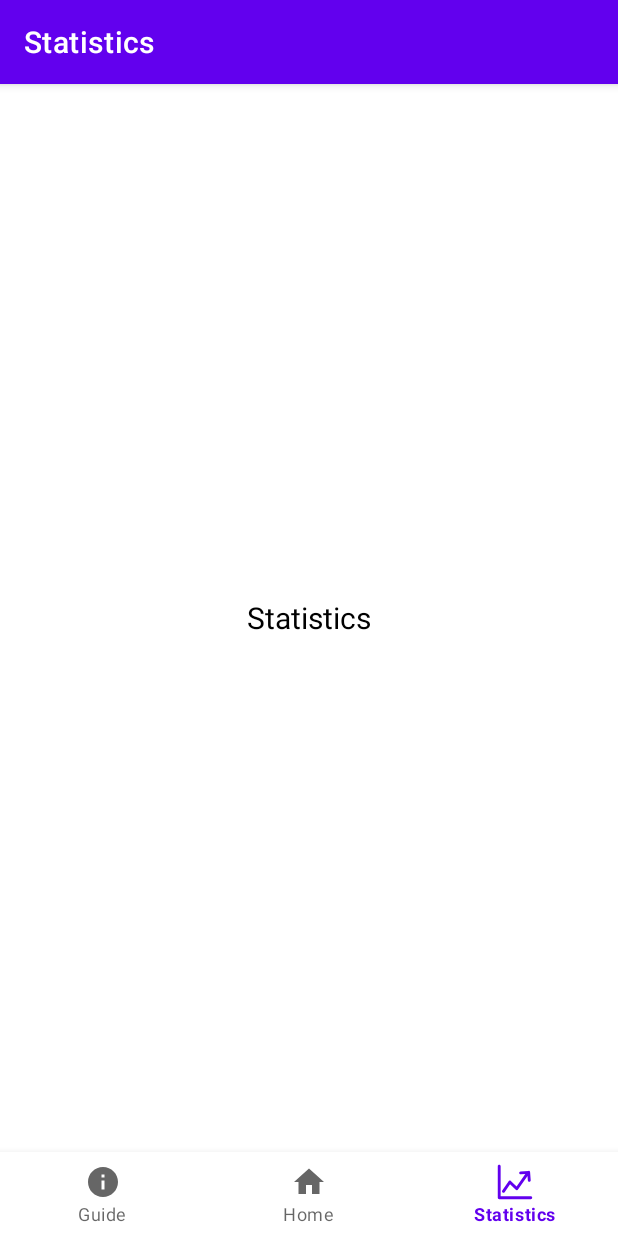
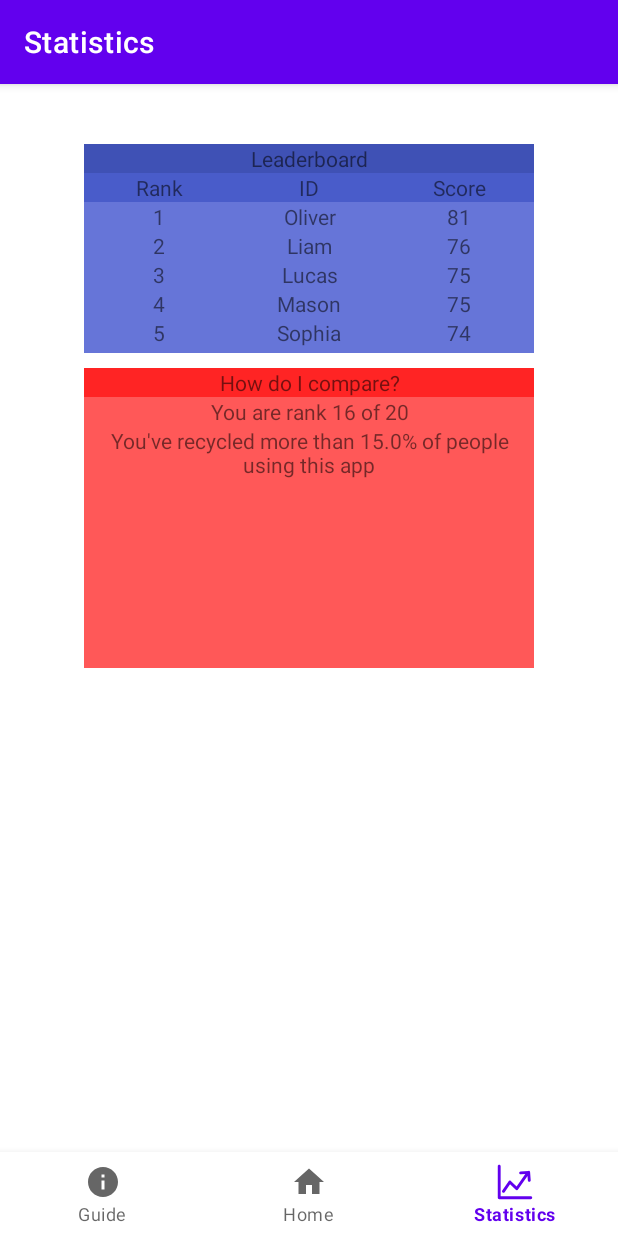
Before and after one commit to pm3512/RecycleTrackerHackCMU, an Android app: the screen it shows after launch (MainActivity), item 3 of the bottom bar chosen, on a phone screen of 412 x 824 dp. Run offline under Robolectric (Android 15) with nearby library versions, the light colour scheme and no system bars.

Commit message:
saving work for global leaderboard

```diff
--- a/app/build.gradle
+++ b/app/build.gradle
@@ -36,4 +36,5 @@ dependencies {
     testImplementation 'junit:junit:4.+'
     androidTestImplementation 'androidx.test.ext:junit:1.1.3'
     androidTestImplementation 'androidx.test.espresso:espresso-core:3.4.0'
+    implementation 'com.github.PhilJay:MPAndroidChart:v3.1.0'
 }
--- /dev/null
+++ b/app/src/main/java/com/example/recycletracker/GlobalFragment.java
@@ -0,0 +1,109 @@
+package com.example.recycletracker;
+
+import android.os.Bundle;
+import androidx.fragment.app.Fragment;
+import android.view.LayoutInflater;
+import android.view.View;
+import android.view.ViewGroup;
+import android.widget.TextView;
+
+import java.util.*;
+
+
+/**
+ * A simple {@link Fragment} subclass.
+ */
+public class GlobalFragment extends Fragment {
+
+    private User[] users;
+
+    public GlobalFragment() {
+        // Required empty public constructor
+        String[] names = {"Olivia", "Liam", "Emma", "Noah", "Amelia", "Oliver", "Ava", "Elijah",
+                "Sophia", "Lucas", "Charlotte", "Mason", "Isabella", "Levi", "Mia", "Asher", "Luna",
+                "James", "Harper", "Mateo"};
+        int[] plastic = {17, 26, 15, 24, 18, 27, 22, 16, 24, 25, 19, 25, 22, 22, 18, 20, 17, 23, 20, 16};
+        int[] metal = {17, 25, 15, 24, 18, 27, 22, 16, 25, 25, 19, 25, 22, 22, 18, 20, 17, 23, 20, 16};
+        int[] paper = {17, 25, 15, 24, 18, 27, 22, 16, 25, 25, 19, 25, 22, 22, 18, 20, 17, 23, 20, 16};
+
+        users = new User[20];
+        for (int i = 0; i < 20; i++) {
+            User u = new User(names[i], plastic[i], metal[i], paper[i]);
+            users[i] = u;
+        }
+        Arrays.sort(users);
+    }
+
+
+    @Override
+    public View onCreateView(LayoutInflater inflater, ViewGroup container,
+                             Bundle savedInstanceState) {
+        // Inflate the layout for this fragment
+        View view = inflater.inflate(R.layout.fragment_global, container, false);
+
+        // setting IDs of top 5
+        TextView i1 = view.findViewById(R.id.id1);
+        TextView i2 = view.findViewById(R.id.id2);
+        TextView i3 = view.findViewById(R.id.id3);
+        TextView i4 = view.findViewById(R.id.id4);
+        TextView i5 = view.findViewById(R.id.id5);
+
+        i1.setText(users[0].getID());
+        i2.setText(users[1].getID());
+        i3.setText(users[2].getID());
+        i4.setText(users[3].getID());
+        i5.setText(users[4].getID());
+
+        // setting scores of top 5
+        TextView s1 = view.findViewById(R.id.score1);
+        TextView s2 = view.findViewById(R.id.score2);
+        TextView s3 = view.findViewById(R.id.score3);
+        TextView s4 = view.findViewById(R.id.score4);
+        TextView s5 = view.findViewById(R.id.score5);
+
+        s1.setText(Integer.toString(users[0].getTotal()));
+        s2.setText(Integer.toString(users[1].getTotal()));
+        s3.setText(Integer.toString(users[2].getTotal()));
+        s4.setText(Integer.toString(users[3].getTotal()));
+        s5.setText(Integer.toString(users[4].getTotal()));
+
+        // determining user rank/percentile
+        TextView userrank = view.findViewById(R.id.userrank);
+        TextView percentile = view.findViewById(R.id.percentile);
+
+        userrank.setText("You are rank " + Integer.toString(16) + " of " + Integer.toString(20));
+        percentile.setText("You've recycled more than " + Float.toString(15) + "% of people using this app");
+
+        return view;
+    }
+
+    private class User implements Comparable<User>{
+
+        // Represents one user, contains data on the user's name and stats
+        private final String ID;
+        private final int plastic;
+        private final int paper;
+        private final int metal;
+        private final int total;
+
+        public User(String ID, int plastic, int paper, int metal) {
+            this.ID = ID;
+            this.plastic = plastic;
+            this.paper = paper;
+            this.metal = metal;
+            this.total = plastic + paper + metal;
+        }
+
+        public String getID() { return ID; }
+        public int getPlastic() { return plastic; }
+        public int getMetal() { return metal; }
+        public int getPaper() { return paper; }
+        public int getTotal() { return total; }
+
+        public int compareTo(User other) {
+            if (this.total > other.total) { return -1; }
+            if (this.total < other.total) { return 1; }
+            return 0;
+        }
+    }
+}
--- a/app/src/main/java/com/example/recycletracker/MainActivity.java
+++ b/app/src/main/java/com/example/recycletracker/MainActivity.java
@@ -45,7 +45,7 @@ public class MainActivity extends AppCompatActivity {
                     return true;
                 case R.id.stats:
                     toolbar.setTitle("Statistics");
-                    loadFragment(new StatsFragment());
+                    loadFragment(new GlobalFragment());
                     return true;
             }
             return false;
--- /dev/null
+++ b/app/src/main/res/layout/fragment_global.xml
@@ -0,0 +1,219 @@
+<?xml version="1.0" encoding="utf-8"?>
+<androidx.constraintlayout.widget.ConstraintLayout xmlns:android="http://schemas.android.com/apk/res/android"
+    xmlns:app="http://schemas.android.com/apk/res-auto"
+    xmlns:tools="http://schemas.android.com/tools"
+    android:layout_width="match_parent"
+    android:layout_height="match_parent">
+
+
+    <TextView
+        android:id="@+id/Leaderboard"
+        android:layout_width="300dp"
+        android:layout_height="wrap_content"
+        android:layout_marginTop="40dp"
+        android:background="#3F51B5"
+        android:gravity="center"
+        android:text="Leaderboard"
+        app:layout_constraintBottom_toBottomOf="parent"
+        app:layout_constraintEnd_toEndOf="parent"
+        app:layout_constraintStart_toStartOf="parent"
+        app:layout_constraintTop_toTopOf="parent"
+        app:layout_constraintVertical_bias="0.0" />
+
+    <LinearLayout
+        android:id="@+id/linearLayout"
+        android:layout_width="300dp"
+        android:layout_height="120dp"
+        android:background="#6675D8"
+        android:orientation="horizontal"
+        app:layout_constraintBottom_toBottomOf="parent"
+        app:layout_constraintEnd_toEndOf="parent"
+        app:layout_constraintStart_toStartOf="parent"
+        app:layout_constraintTop_toBottomOf="@+id/Leaderboard"
+        app:layout_constraintVertical_bias="0.0">
+
+        <LinearLayout
+            android:layout_width="100dp"
+            android:layout_height="match_parent"
+            android:orientation="vertical">
+
+            <TextView
+                android:id="@+id/Rank"
+                android:layout_width="match_parent"
+                android:layout_height="wrap_content"
+                android:background="#495CCA"
+                android:text="Rank"
+                android:textAlignment="center" />
+
+            <TextView
+                android:id="@+id/rank1"
+                android:layout_width="match_parent"
+                android:layout_height="wrap_content"
+                android:text="1"
+                android:textAlignment="center" />
+
+            <TextView
+                android:id="@+id/rank2"
+                android:layout_width="match_parent"
+                android:layout_height="wrap_content"
+                android:text="2"
+                android:textAlignment="center" />
+
+            <TextView
+                android:id="@+id/rank3"
+                android:layout_width="match_parent"
+                android:layout_height="wrap_content"
+                android:text="3"
+                android:textAlignment="center" />
+
+            <TextView
+                android:id="@+id/rank4"
+                android:layout_width="match_parent"
+                android:layout_height="wrap_content"
+                android:text="4"
+                android:textAlignment="center" />
+
+            <TextView
+                android:id="@+id/rank5"
+                android:layout_width="match_parent"
+                android:layout_height="wrap_content"
+                android:text="5"
+                android:textAlignment="center" />
+
+        </LinearLayout>
+
+        <LinearLayout
+            android:layout_width="100dp"
+            android:layout_height="match_parent"
+            android:orientation="vertical">
+
+            <TextView
+                android:id="@+id/ID"
+                android:layout_width="match_parent"
+                android:layout_height="wrap_content"
+                android:background="#495CCA"
+                android:text="ID"
+                android:textAlignment="center" />
+
+            <TextView
+                android:id="@+id/id1"
+                android:layout_width="match_parent"
+                android:layout_height="wrap_content"
+                android:text="TextView"
+                android:textAlignment="center" />
+
+            <TextView
+                android:id="@+id/id2"
+                android:layout_width="match_parent"
+                android:layout_height="wrap_content"
+                android:text="TextView"
+                android:textAlignment="center" />
+
+            <TextView
+                android:id="@+id/id3"
+                android:layout_width="match_parent"
+                android:layout_height="wrap_content"
+                android:text="TextView"
+                android:textAlignment="center" />
+
+            <TextView
+                android:id="@+id/id4"
+                android:layout_width="match_parent"
+                android:layout_height="wrap_content"
+                android:text="TextView"
+                android:textAlignment="center" />
+
+            <TextView
+                android:id="@+id/id5"
+                android:layout_width="match_parent"
+                android:layout_height="wrap_content"
+                android:text="TextView"
+                android:textAlignment="center" />
+        </LinearLayout>
+
+        <LinearLayout
+            android:layout_width="100dp"
+            android:layout_height="match_parent"
+            android:orientation="vertical">
+
+            <TextView
+                android:id="@+id/Score"
+                android:layout_width="match_parent"
+                android:layout_height="wrap_content"
+                android:background="#495CCA"
+                android:text="Score"
+                android:textAlignment="center" />
+
+            <TextView
+                android:id="@+id/score1"
+                android:layout_width="match_parent"
+                android:layout_height="wrap_content"
+                android:text="TextView"
+                android:textAlignment="center" />
+
+            <TextView
+                android:id="@+id/score2"
+                android:layout_width="match_parent"
+                android:layout_height="wrap_content"
+                android:text="TextView"
+                android:textAlignment="center" />
+
+            <TextView
+                android:id="@+id/score3"
+                android:layout_width="match_parent"
+                android:layout_height="wrap_content"
+                android:text="TextView"
+                android:textAlignment="center" />
+
+            <TextView
+                android:id="@+id/score4"
+                android:layout_width="match_parent"
+                android:layout_height="wrap_content"
+                android:text="TextView"
+                android:textAlignment="center" />
+
+            <TextView
+                android:id="@+id/score5"
+                android:layout_width="match_parent"
+                android:layout_height="wrap_content"
+                android:text="TextView"
+                android:textAlignment="center" />
+        </LinearLayout>
+
+    </LinearLayout>
+
+    <LinearLayout
+        android:layout_width="300dp"
+        android:layout_height="200dp"
+        android:layout_marginTop="10dp"
+        android:background="#FF5858"
+        android:orientation="vertical"
+        app:layout_constraintBottom_toBottomOf="parent"
+        app:layout_constraintEnd_toEndOf="parent"
+        app:layout_constraintStart_toStartOf="parent"
+        app:layout_constraintTop_toBottomOf="@+id/linearLayout"
+        app:layout_constraintVertical_bias="0.0">
+
+        <TextView
+            android:id="@+id/Howcompare"
+            android:layout_width="match_parent"
+            android:layout_height="wrap_content"
+            android:background="#FF2424"
+            android:text="How do I compare?"
+            android:textAlignment="center" />
+
+        <TextView
+            android:id="@+id/userrank"
+            android:layout_width="match_parent"
+            android:layout_height="wrap_content"
+            android:text="You are rank ____ of ____"
+            android:textAlignment="center" />
+
+        <TextView
+            android:id="@+id/percentile"
+            android:layout_width="match_parent"
+            android:layout_height="wrap_content"
+            android:text="You've recycled more than ____% of people using this app"
+            android:textAlignment="center" />
+    </LinearLayout>
+</androidx.constraintlayout.widget.ConstraintLayout>
```
Also changed, not shown: build.gradle (+7 -0 lines).
